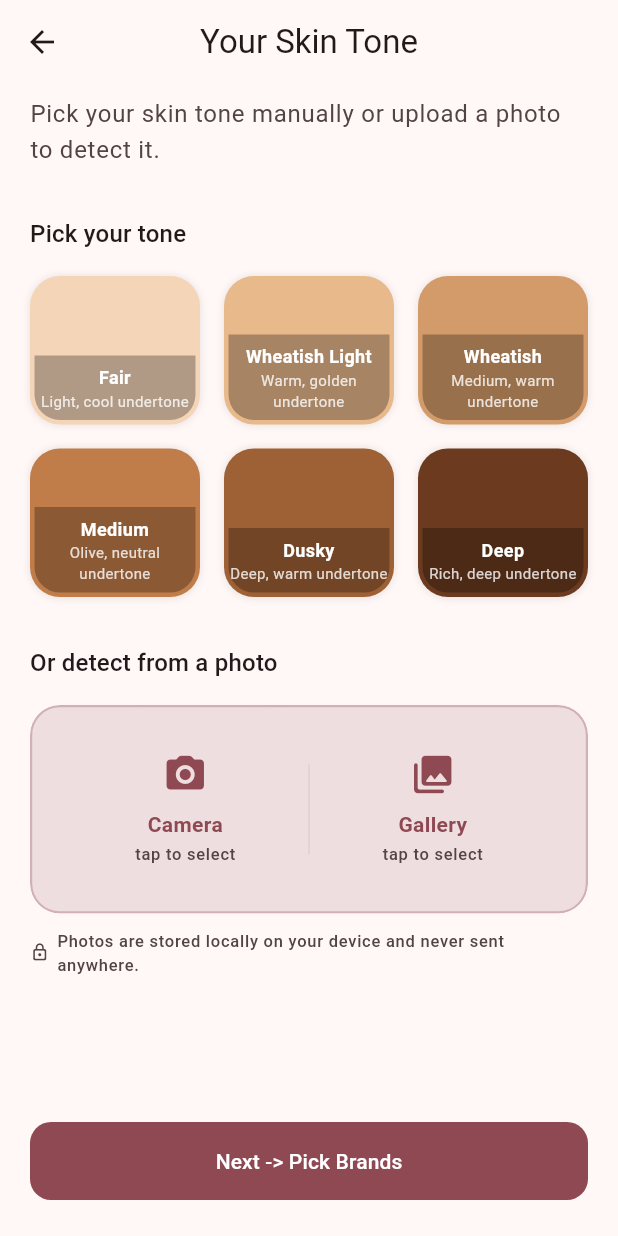
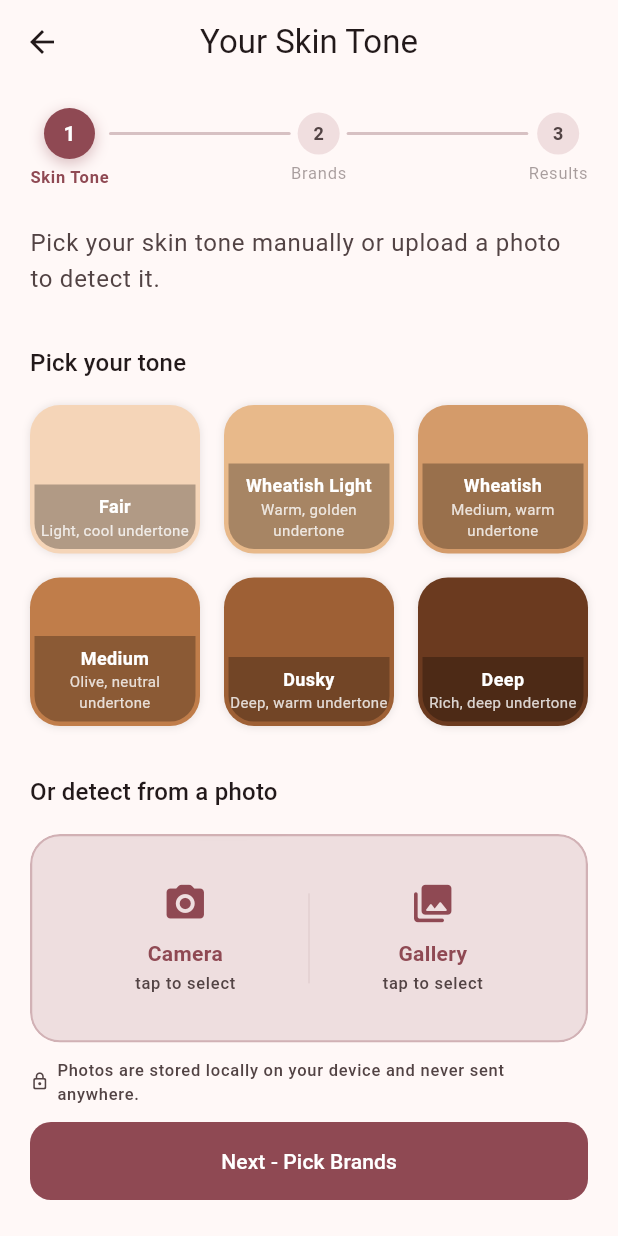
Before and after one commit to harshit2k4/findmyshade, a Flutter app: the SkinToneScreen screen opened by its route, on a phone screen of 412 x 824 dp. Run offline on Flutter 3.47's test engine with Material 3 defaults, Android fonts, the phone set to English and light mode, and no system bars; our stand-ins replace get, hive_flutter, image_picker; accounts and stored records are empty.

Commit message:
ui(animation): add page indicator and animations

```diff
--- /dev/null
+++ b/lib/core/theme/app_transitions.dart
@@ -0,0 +1,32 @@
+import 'package:flutter/material.dart';
+import 'package:get/get.dart';
+
+// Slide + fade transition used for all forward navigation
+class SlideTransitionPage extends CustomTransition {
+  @override
+  Widget buildTransition(
+    BuildContext context,
+    Curve? curve,
+    Alignment? alignment,
+    Animation<double> animation,
+    Animation<double> secondaryAnimation,
+    Widget child,
+  ) {
+    return SlideTransition(
+      position: Tween<Offset>(begin: const Offset(1.0, 0.0), end: Offset.zero)
+          .animate(
+            CurvedAnimation(
+              parent: animation,
+              curve: curve ?? Curves.easeOutCubic,
+            ),
+          ),
+      child: FadeTransition(
+        opacity: CurvedAnimation(
+          parent: animation,
+          curve: const Interval(0.0, 0.6, curve: Curves.easeIn),
+        ),
+        child: child,
+      ),
+    );
+  }
+}
--- a/lib/features/brands/brands_screen.dart
+++ b/lib/features/brands/brands_screen.dart
@@ -2,6 +2,7 @@ import 'package:flutter/material.dart';
 import 'package:get/get.dart';
 import '../../core/constants/app_spacing.dart';
 import '../../core/constants/app_strings.dart';
+import '../../shared/widgets/step_indicator.dart';
 import 'brands_controller.dart';
 import 'widgets/brand_card.dart';
 
@@ -23,6 +24,11 @@ class BrandsScreen extends StatelessWidget {
 
           return Column(
             children: [
+              const StepIndicator(
+                currentStep: 2,
+                totalSteps: 3,
+                labels: ['Skin Tone', 'Brands', 'Results'],
+              ),
               Expanded(
                 child: ListView.separated(
                   padding: const EdgeInsets.fromLTRB(
--- a/lib/features/skin_tone/skin_tone_screen.dart
+++ b/lib/features/skin_tone/skin_tone_screen.dart
@@ -1,6 +1,7 @@
 import 'package:flutter/material.dart';
 import 'package:get/get.dart';
 
+import '../../shared/widgets/step_indicator.dart';
 import '../../core/constants/app_spacing.dart';
 import '../../core/constants/app_strings.dart';
 import '../../data/models/skin_tone_model.dart';
@@ -31,6 +32,11 @@ class SkinToneScreen extends StatelessWidget {
 
             return Column(
               children: [
+                const StepIndicator(
+                  currentStep: 1,
+                  totalSteps: 3,
+                  labels: ['Skin Tone', 'Brands', 'Results'],
+                ),
                 Expanded(
                   child: SingleChildScrollView(
                     padding: const EdgeInsets.symmetric(
@@ -102,7 +108,7 @@ class SkinToneScreen extends StatelessWidget {
                   ),
                   child: FilledButton(
                     onPressed: ctrl.proceed,
-                    child: const Text('Next -> Pick Brands'),
+                    child: const Text('Next - Pick Brands'),
                   ),
                 ),
               ],
--- /dev/null
+++ b/lib/shared/widgets/step_indicator.dart
@@ -0,0 +1,148 @@
+import 'package:flutter/material.dart';
+import '../../core/constants/app_spacing.dart';
+
+class StepIndicator extends StatelessWidget {
+  const StepIndicator({
+    super.key,
+    required this.currentStep,
+    required this.totalSteps,
+    required this.labels,
+  });
+
+  final int currentStep; // 1-indexed
+  final int totalSteps;
+  final List<String> labels;
+
+  @override
+  Widget build(BuildContext context) {
+    final cs = Theme.of(context).colorScheme;
+
+    return Padding(
+      padding: const EdgeInsets.symmetric(
+        horizontal: AppSpacing.screenH,
+        vertical: AppSpacing.md,
+      ),
+      child: Row(
+        children: List.generate(totalSteps * 2 - 1, (i) {
+          // Even indices are step circles, odd are connectors
+          if (i.isOdd)
+            return _Connector(filled: (i ~/ 2) < currentStep - 1, cs: cs);
+
+          final step = i ~/ 2 + 1;
+          return _StepDot(
+            step: step,
+            label: labels[i ~/ 2],
+            state: step < currentStep
+                ? _DotState.done
+                : step == currentStep
+                ? _DotState.active
+                : _DotState.idle,
+            cs: cs,
+          );
+        }),
+      ),
+    );
+  }
+}
+
+enum _DotState { done, active, idle }
+
+class _StepDot extends StatelessWidget {
+  const _StepDot({
+    required this.step,
+    required this.label,
+    required this.state,
+    required this.cs,
+  });
+
+  final int step;
+  final String label;
+  final _DotState state;
+  final ColorScheme cs;
+
+  @override
+  Widget build(BuildContext context) {
+    final isDone = state == _DotState.done;
+    final isActive = state == _DotState.active;
+
+    final bgColor = isDone || isActive
+        ? cs.primary
+        : cs.surfaceContainerHighest;
+    final fgColor = isDone || isActive ? cs.onPrimary : cs.onSurfaceVariant;
+    final labelColor = isActive
+        ? cs.primary
+        : isDone
+        ? cs.onSurfaceVariant
+        : cs.onSurfaceVariant.withOpacity(0.5);
+
+    return Column(
+      mainAxisSize: MainAxisSize.min,
+      children: [
+        AnimatedContainer(
+          duration: const Duration(milliseconds: 300),
+          curve: Curves.easeInOut,
+          width: isActive ? 34 : 28,
+          height: isActive ? 34 : 28,
+          decoration: BoxDecoration(
+            color: bgColor,
+            shape: BoxShape.circle,
+            boxShadow: isActive
+                ? [
+                    BoxShadow(
+                      color: cs.primary.withOpacity(0.35),
+                      blurRadius: 8,
+                      offset: const Offset(0, 3),
+                    ),
+                  ]
+                : [],
+          ),
+          child: Center(
+            child: isDone
+                ? Icon(Icons.check_rounded, size: 15, color: fgColor)
+                : Text(
+                    '$step',
+                    style: TextStyle(
+                      color: fgColor,
+                      fontSize: isActive ? 14 : 12,
+                      fontWeight: FontWeight.w700,
+                    ),
+                  ),
+          ),
+        ),
+        const SizedBox(height: AppSpacing.xs),
+        AnimatedDefaultTextStyle(
+          duration: const Duration(milliseconds: 300),
+          style: Theme.of(context).textTheme.labelSmall!.copyWith(
+            color: labelColor,
+            fontWeight: isActive ? FontWeight.w700 : FontWeight.w400,
+          ),
+          child: Text(label),
+        ),
+      ],
+    );
+  }
+}
+
+class _Connector extends StatelessWidget {
+  const _Connector({required this.filled, required this.cs});
+
+  final bool filled;
+  final ColorScheme cs;
+
+  @override
+  Widget build(BuildContext context) {
+    return Expanded(
+      child: Padding(
+        padding: const EdgeInsets.only(bottom: AppSpacing.md + AppSpacing.xs),
+        child: AnimatedContainer(
+          duration: const Duration(milliseconds: 300),
+          height: 2,
+          decoration: BoxDecoration(
+            color: filled ? cs.primary : cs.outlineVariant,
+            borderRadius: BorderRadius.circular(2),
+          ),
+        ),
+      ),
+    );
+  }
+}
```
